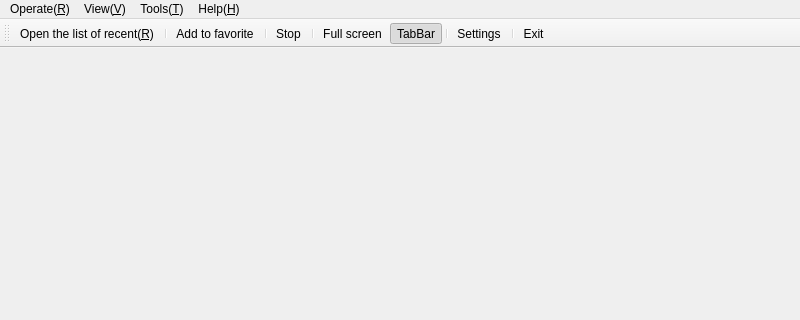
Above: App/Client/mainwindow.ui from KangLin/RabbitRemoteControl before the change; both pictures show x 0 to 800 and y 0 to 320 of the 800 by 600 pixel window. Below: the same form after it.
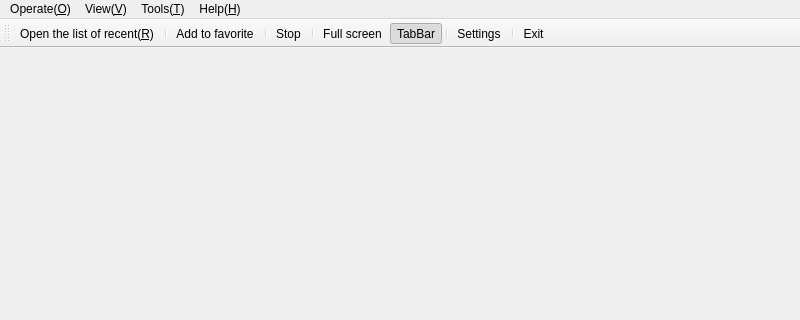
That is the form after the change. Icons and pictures are not drawn.

What changed in the file:
```diff
--- a/App/Client/mainwindow.ui
+++ b/App/Client/mainwindow.ui
@@ -23,7 +23,7 @@
      <x>0</x>
      <y>0</y>
      <width>800</width>
-     <height>27</height>
+     <height>20</height>
     </rect>
    </property>
    <widget class="QMenu" name="menuHelp">
@@ -57,7 +57,7 @@
    </widget>
    <widget class="QMenu" name="menuOperate">
     <property name="title">
-     <string>Operate(&amp;R)</string>
+     <string>Operate(&amp;O)</string>
     </property>
     <widget class="QMenu" name="menuStart">
      <property name="title">
```
